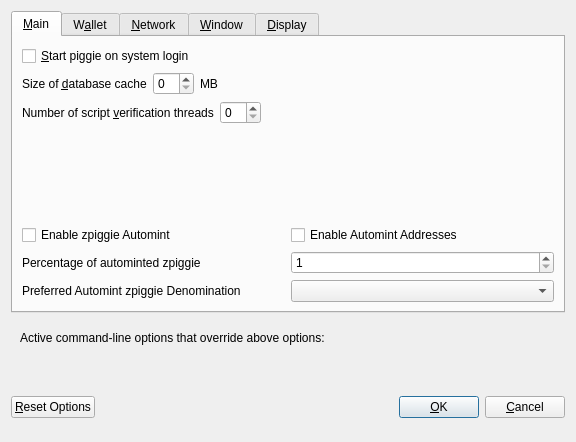
Old version of the form src/qt/forms/optionsdialog.ui in the repository masternodesbiz/PIGGIE.
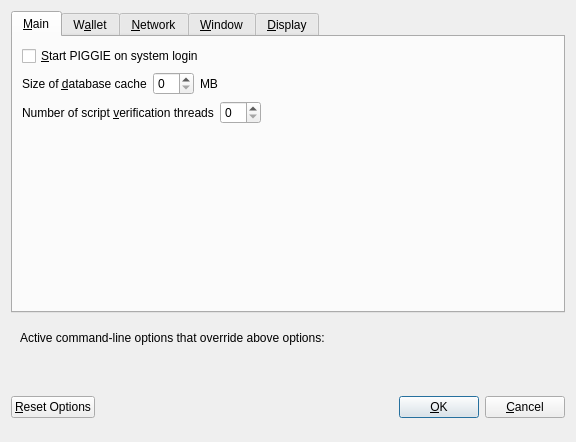
New version of the form. Custom widgets are drawn as their Qt base class.

The edit to the form file:
```diff
--- a/src/qt/forms/optionsdialog.ui
+++ b/src/qt/forms/optionsdialog.ui
@@ -33,7 +33,7 @@
           <string>Automatically start piggie after logging in to the system.</string>
          </property>
          <property name="text">
-          <string>&amp;Start piggie on system login</string>
+          <string>&amp;Start PIGGIE on system login</string>
          </property>
         </widget>
        </item>
@@ -130,111 +130,6 @@
          </property>
         </spacer>
        </item>
-       <item>
-        <widget class="QWidget" name="verticalzpiggieOptionsWidget" native="true">
-         <layout class="QVBoxLayout" name="verticalzpiggieOptionsLayout">
-          <property name="margin">
-           <number>0</number>
-          </property>
-          <item>
-           <layout class="QHBoxLayout" name="horizontalAutomintingLayout">
-            <item>
-             <widget class="QCheckBox" name="checkBoxZeromintEnable">
-              <property name="toolTip">
-               <string>Enable automatic minting of piggie units to zpiggie</string>
-              </property>
-              <property name="layoutDirection">
-               <enum>Qt::LeftToRight</enum>
-              </property>
-              <property name="text">
-               <string>Enable zpiggie Automint</string>
-              </property>
-             </widget>
-            </item>
-            <item>
-             <widget class="QCheckBox" name="checkBoxZeromintAddresses">
-              <property name="toolTip">
-               <string>Enable automatic zpiggie minting from specific addresses</string>
-              </property>
-              <property name="layoutDirection">
-               <enum>Qt::LeftToRight</enum>
-              </property>
-              <property name="text">
-               <string>Enable Automint Addresses</string>
-              </property>
-             </widget>
-            </item>
-           </layout>
-          </item>
-          <item>
-           <layout class="QHBoxLayout" name="horizontalZmintPercentageLayout">
-            <item>
-             <widget class="QLabel" name="percentage_label">
-              <property name="toolTip">
-               <string>Percentage of incoming piggie which get automatically converted to zpiggie via Zerocoin Protocol (min: 10%)</string>
-              </property>
-              <property name="text">
-               <string>Percentage of autominted zpiggie</string>
-              </property>
-             </widget>
-            </item>
-            <item>
-             <widget class="QSpinBox" name="zeromintPercentage">
-              <property name="minimum">
-               <number>1</number>
-              </property>
-              <property name="maximum">
-               <number>100</number>
-              </property>
-             </widget>
-            </item>
-           </layout>
-          </item>
-          <item>
-           <layout class="QHBoxLayout" name="horizontalLayout" stretch="0,0">
-            <property name="sizeConstraint">
-             <enum>QLayout::SetFixedSize</enum>
-            </property>
-            <item>
-             <widget class="QLabel" name="labelPreferredDenom">
-              <property name="maximumSize">
-               <size>
-                <width>16777215</width>
-                <height>16777215</height>
-               </size>
-              </property>
-              <property name="toolTip">
-               <string>Wait with automatic conversion to Zerocoin until enough piggie for this denomination is available</string>
-              </property>
-              <property name="text">
-               <string>Preferred Automint zpiggie Denomination</string>
-              </property>
-             </widget>
-            </item>
-            <item>
-             <widget class="QComboBox" name="preferredDenom">
-              <property name="maximumSize">
-               <size>
-                <width>16777215</width>
-                <height>27</height>
-               </size>
-              </property>
-              <property name="toolTip">
-               <string>Wait with automatic conversion to Zerocoin until enough piggie for this denomination is available</string>
-              </property>
-              <property name="maxVisibleItems">
-               <number>9</number>
-              </property>
-              <property name="maxCount">
-               <number>9</number>
-              </property>
-             </widget>
-            </item>
-           </layout>
-          </item>
-         </layout>
-        </widget>
-       </item>
       </layout>
      </widget>
      <widget class="QWidget" name="tabWallet">
```
Left out of the diff: 14 changed lines with no effect on the pictures.
